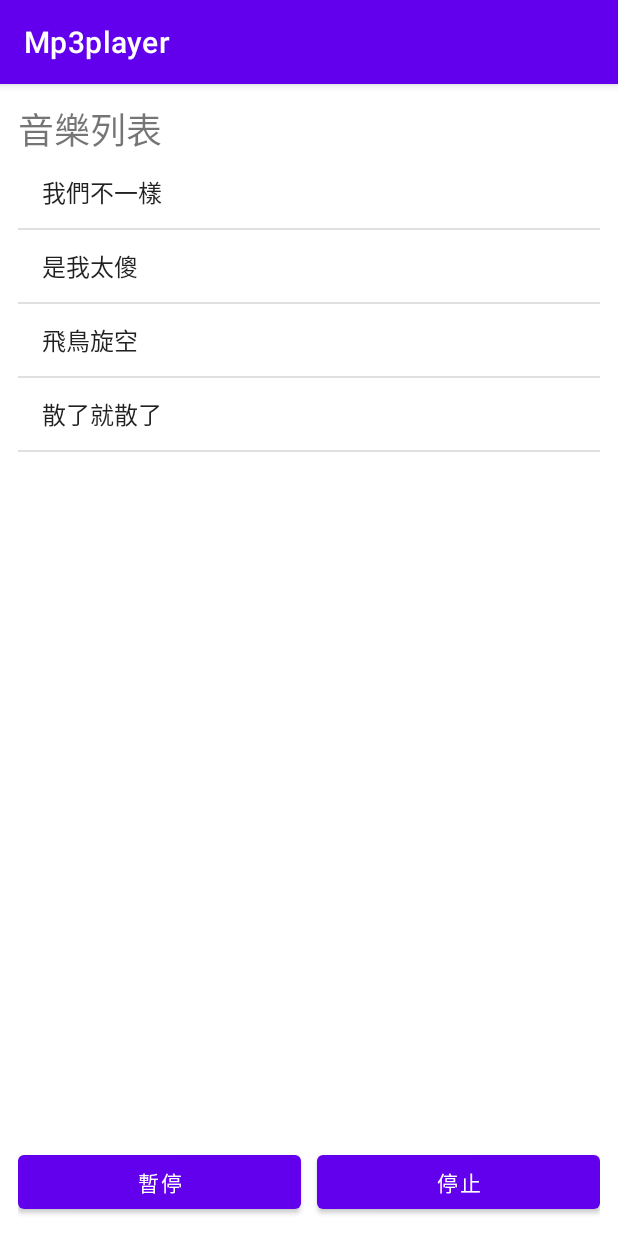
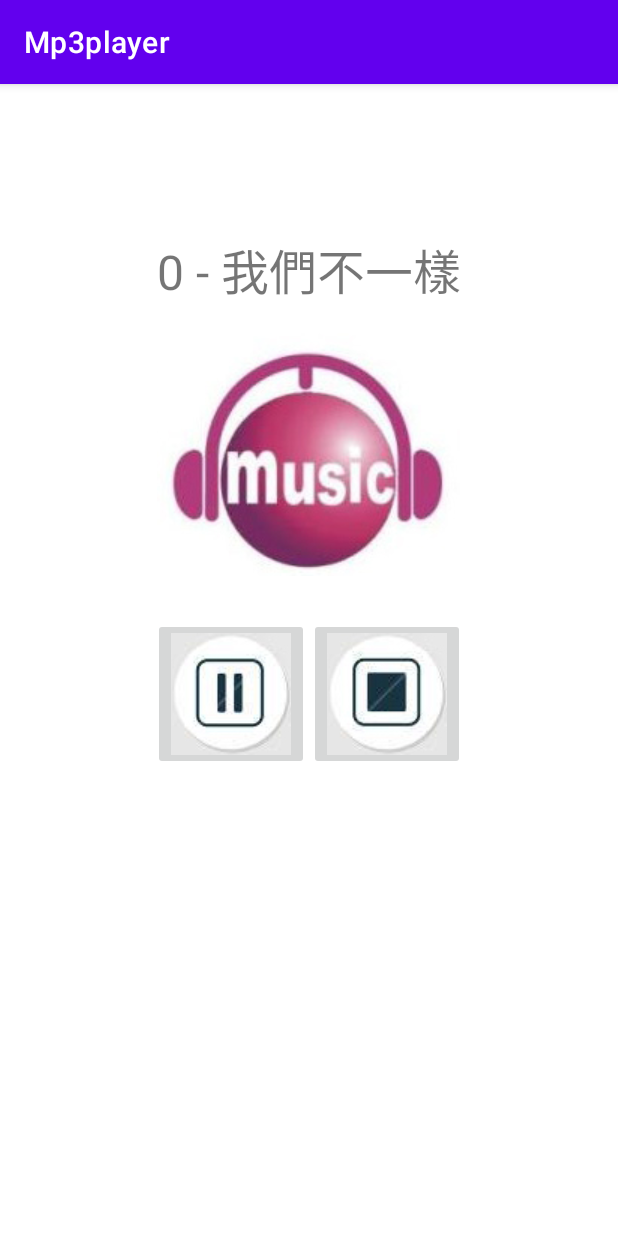
Before and after one commit to weilawhite/Mp3player, an Android app: the screen it shows after launch (MainActivity before the commit, PlayerActivity after it), after a tap on "我們不一樣", on a phone screen of 412 x 824 dp. Run offline under Robolectric (Android 15) with nearby library versions, the phone set to English and light mode, and no system bars.

Commit message:
11/19 上課進度 (CH12)

```diff
--- a/app/src/main/AndroidManifest.xml
+++ b/app/src/main/AndroidManifest.xml
@@ -9,6 +9,7 @@
         android:roundIcon="@mipmap/ic_launcher_round"
         android:supportsRtl="true"
         android:theme="@style/Theme.Mp3player">
+        <activity android:name=".PlayerActivity"></activity>
         <activity android:name=".MainActivity">
             <intent-filter>
                 <action android:name="android.intent.action.MAIN" />
--- a/app/src/main/java/com/example/mp3player/MainActivity.java
+++ b/app/src/main/java/com/example/mp3player/MainActivity.java
@@ -2,6 +2,7 @@ package com.example.mp3player;
 
 import androidx.appcompat.app.AppCompatActivity;
 
+import android.content.Intent;
 import android.media.MediaPlayer;
 import android.os.Bundle;
 import android.util.Log;
@@ -17,7 +18,7 @@ public class MainActivity extends AppCompatActivity {
 
     private ListView mp3List;
     private String[] mp3name = {"我們不一樣", "是我太傻", "飛鳥旋空", "散了就散了"};
-    private int[] resId = {R.raw.mp3_0, R.raw.mp3_1, R.raw.mp3_2, R.raw.mp3_3};
+    private String[] resId = {String.valueOf(R.raw.mp3_0),String.valueOf(R.raw.mp3_1), String.valueOf(R.raw.mp3_2), String.valueOf(R.raw.mp3_3)};
     MediaPlayer mediaPlayer = null;
     private Button pauseBtn, stopBtn;
     private boolean pause = false, isComplete;
@@ -34,8 +35,17 @@ public class MainActivity extends AppCompatActivity {
             public void onItemClick(AdapterView<?> parent, View view, int position, long id) {
                 TextView textView = view.findViewById(view.getId());
                 Log.d("MainActivity", textView.getText().toString());
+                //Toast.makeText(MainActivity.this, mp3name[position], Toast.LENGTH_SHORT).show();
+                //playMusic(position);
+
+                Intent intent=new Intent(MainActivity.this,PlayerActivity.class);
+                Bundle bundle=new Bundle();
+                bundle.putString("mp3name",mp3name[position]);
+                bundle.putString("mp3index",resId[position]);
+                bundle.putInt("mp3no",position);
+                intent.putExtras(bundle);
+                startActivity(intent);
                 Toast.makeText(MainActivity.this, mp3name[position], Toast.LENGTH_SHORT).show();
-                playMusic(position);
             }
         });
 
@@ -48,10 +58,11 @@ public class MainActivity extends AppCompatActivity {
             mediaPlayer.release();
             mediaPlayer = null;
         }
-        mediaPlayer = MediaPlayer.create(this, resId[index]);
+        mediaPlayer = MediaPlayer.create(this, Integer.valueOf(resId[index]));
         mediaPlayer.setLooping(false);
         mediaPlayer.start();
         pause = false;
+        pauseBtn.setText(R.string.pause);
 
         mediaPlayer.setOnCompletionListener(new MediaPlayer.OnCompletionListener() {
             @Override
@@ -59,10 +70,9 @@ public class MainActivity extends AppCompatActivity {
                 isComplete = true;
                 pause = false;
                 pauseBtn.setText(R.string.play);
-                Toast.makeText(MainActivity.this,"Finish",Toast.LENGTH_LONG);
+                Toast.makeText(MainActivity.this,"Finish",Toast.LENGTH_LONG).show();
             }
         });
-
     }
 
     private void setData() {
--- /dev/null
+++ b/app/src/main/java/com/example/mp3player/PlayerActivity.java
@@ -0,0 +1,156 @@
+package com.example.mp3player;
+
+import androidx.appcompat.app.AppCompatActivity;
+
+import android.media.MediaPlayer;
+import android.os.Bundle;
+import android.view.KeyEvent;
+import android.view.View;
+import android.widget.ImageButton;
+import android.widget.ImageView;
+import android.widget.TextView;
+import android.widget.Toast;
+
+public class PlayerActivity extends AppCompatActivity implements View.OnClickListener {
+
+
+    private TextView titleText;
+    private ImageView titleImg;
+    private ImageButton playBtn, stopBtn;
+    private String mp3name, mp3index;
+    MediaPlayer mediaPlayer = null;
+    boolean pause;
+
+    @Override
+    public boolean onKeyDown(int keyCode, KeyEvent event) {
+        if (keyCode == KeyEvent.KEYCODE_BACK) {
+            stopMusic();
+            this.finish();
+            return true;
+        }
+        return super.onKeyDown(keyCode, event);
+    }
+
+    @Override
+    protected void onCreate(Bundle savedInstanceState) {
+        super.onCreate(savedInstanceState);
+        setContentView(R.layout.activity_player);
+
+        findView();
+        swapPrepare();
+        //playMusic(Integer.valueOf(mp3index));
+    }
+
+    public void swapPrepare() {
+        playBtn.setEnabled(false);
+        stopBtn.setEnabled(false);
+        new Thread(new Runnable() {
+            @Override
+            public void run() {
+                try {
+                    Thread.sleep(2000);
+                } catch (InterruptedException e) {
+                    e.printStackTrace();
+                }
+                runOnUiThread(new Runnable() {
+                    @Override
+                    public void run() {
+                        playBtn.setEnabled(true);
+                        stopBtn.setEnabled(true);
+                        playMusic(Integer.valueOf(mp3index));
+
+
+                    }
+                });
+            }
+        }).start();
+
+
+    }
+
+    public void stopMusic() {
+
+        if (mediaPlayer != null) {
+            mediaPlayer.stop();
+            mediaPlayer.release();
+            mediaPlayer = null;
+            pause = false;
+        }
+    }
+
+    public void playMusic(int index) {
+
+        stopMusic();
+        mediaPlayer = MediaPlayer.create(this, Integer.valueOf(mp3index));
+        mediaPlayer.setLooping(false);
+        mediaPlayer.start();
+        playBtn.setImageResource(R.drawable.music_pause);
+
+        mediaPlayer.setOnCompletionListener(new MediaPlayer.OnCompletionListener() {
+            @Override
+            public void onCompletion(MediaPlayer mp) {
+                stopMusic();
+                //pause = false;
+                playBtn.setImageResource(R.drawable.music_play);
+
+            }
+        });
+    }
+
+    private void findView() {
+        titleText = findViewById(R.id.title_text);
+        titleImg = findViewById(R.id.title_img);
+        playBtn = findViewById(R.id.play_btn);
+        stopBtn = findViewById(R.id.stop_btn);
+
+        playBtn.setOnClickListener(this);
+        stopBtn.setOnClickListener(this);
+
+        Bundle bundle = getIntent().getExtras();
+        mp3name = bundle.getString("mp3name");
+        mp3index = bundle.getString("mp3index");
+        int mp3no = bundle.getInt("mp3no");
+        titleText.setText(mp3no + " - " + mp3name);
+
+    }
+
+    @Override
+    public void onClick(View v) {
+        if (v.getId() == R.id.play_btn) {
+            if (mediaPlayer == null) {
+                playMusic(Integer.valueOf(mp3index));
+                return;
+            }
+
+            if (pause) {
+                pause = false;
+                mediaPlayer.start();
+                playBtn.setImageResource(R.drawable.music_pause);
+                return;
+            }
+
+            if (mediaPlayer.isPlaying()) {
+                pause = true;
+                mediaPlayer.pause();
+                playBtn.setImageResource(R.drawable.music_play);
+                return;
+            }
+
+
+        } else if (v.getId() == R.id.stop_btn) {
+            if (mediaPlayer != null) {
+                //pause = false;
+                //isComplete = false;
+                stopMusic();
+                /*
+                mediaPlayer.stop();
+                mediaPlayer.release();
+                mediaPlayer = null;
+                */
+                playBtn.setImageResource(R.drawable.music_play);
+            }
+
+
+        }
+    }
+}
--- /dev/null
+++ b/app/src/main/res/layout/activity_player.xml
@@ -0,0 +1,54 @@
+<?xml version="1.0" encoding="utf-8"?>
+<RelativeLayout xmlns:android="http://schemas.android.com/apk/res/android"
+    xmlns:app="http://schemas.android.com/apk/res-auto"
+    xmlns:tools="http://schemas.android.com/tools"
+    android:layout_width="match_parent"
+    android:layout_height="match_parent"
+    tools:context=".PlayerActivity">
+
+
+    <TextView
+        android:id="@+id/title_text"
+        android:layout_width="wrap_content"
+        android:layout_height="wrap_content"
+        android:layout_centerHorizontal="true"
+        android:layout_marginTop="100dp"
+        android:text="@string/mp3_name"
+        android:textSize="32sp"></TextView>
+
+    <ImageView
+
+        android:id="@+id/title_img"
+        android:layout_width="wrap_content"
+        android:layout_height="wrap_content"
+        android:layout_below="@+id/title_text"
+        android:layout_centerHorizontal="true"
+        android:layout_marginTop="16dp"
+        android:src="@drawable/title" />
+
+
+    <LinearLayout
+        android:layout_width="wrap_content"
+        android:layout_height="wrap_content"
+        android:layout_below="@+id/title_img"
+        android:layout_centerHorizontal="true"
+        android:layout_marginTop="16dp"
+        android:gravity="center"
+        android:padding="12dp">
+
+        <ImageButton
+            android:id="@+id/play_btn"
+            android:layout_width="wrap_content"
+            android:layout_height="wrap_content"
+            android:src="@drawable/music_play"></ImageButton>
+
+        <ImageButton
+            android:id="@+id/stop_btn"
+            android:layout_width="wrap_content"
+            android:layout_height="wrap_content"
+            android:src="@drawable/music_stop">
+
+        </ImageButton>
+
+    </LinearLayout>
+</RelativeLayout>
--- a/app/src/main/res/values/strings.xml
+++ b/app/src/main/res/values/strings.xml
@@ -5,4 +5,5 @@
     <string name="stop">停止</string>
     <string name="resume">播放</string>
     <string name="play">播放</string>
+    <string name="mp3_name">音樂名稱</string>
 </resources>
```
Also changed, not shown: app/src/main/res/drawable/music_pause.jpg (added), app/src/main/res/drawable/music_play.jpg (added), app/src/main/res/drawable/music_stop.jpg (added), app/src/main/res/drawable/title.jpg (added).
